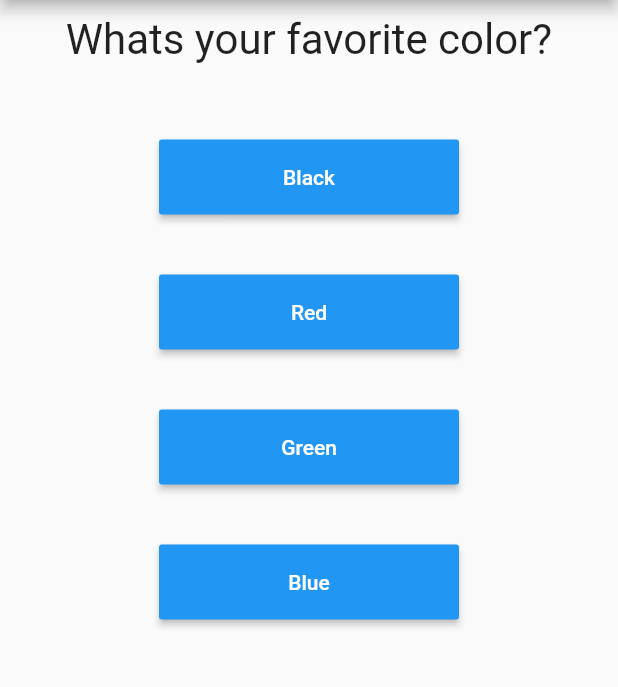
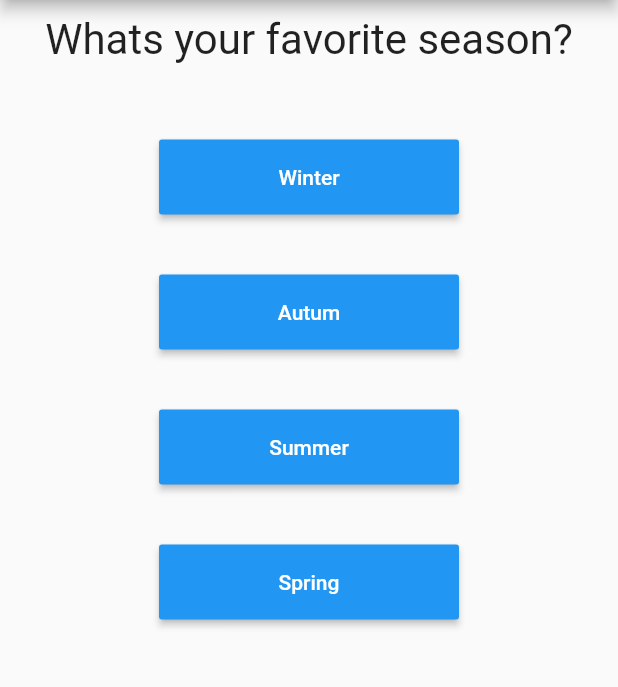
Before and after one commit to ClumsyPenguin/FlutterTutorial, a Flutter app: the screen it shows after launch, after a tap on "Black", after a tap on "Dog", after a tap on "Hunger Games", on a phone screen of 412 x 824 dp, the part 84-771 px from its top. Run offline on Flutter 3.47's test engine with Material 2 defaults, Android fonts, the phone set to English and light mode, and no system bars.

Commit message:
added some studd

```diff
--- a/tutorial/lib/main.dart
+++ b/tutorial/lib/main.dart
@@ -1,6 +1,7 @@
 import 'package:flutter/material.dart';
-import './question.dart';
-import './answer.dart';
+
+import './quiz.dart';
+import './result.dart';
 
 void main() {
   runApp(MyApp());
@@ -14,48 +15,49 @@ class MyApp extends StatefulWidget {
 class _MyAppState extends State<MyApp> {
   var _questionIndex = 0;
 
+  final _questions = const [
+    {
+      'questionText': 'What\s your favorite color?',
+      'answers': ['Black', 'Red', 'Green', 'Blue']
+    },
+    {
+      'questionText': 'What\s your favorite animal?',
+      'answers': ['Cat', 'Dog', 'Turtle', 'Elephant']
+    },
+    {
+      'questionText': 'What\s your favorite book?',
+      'answers': ['Nijntje', 'Harry Potter', 'Hunger Games', 'Clean Code']
+    },
+    {
+      'questionText': 'What\s your favorite season?',
+      'answers': ['Winter', 'Autum', 'Summer', 'Spring']
+    },
+  ];
+
   void _answerQuestions() {
     setState(() {
       _questionIndex++;
     });
-    if (_questionIndex >= 3) {
+    if (_questionIndex > _questions.length) {
       _questionIndex = 0;
     }
   }
 
   @override
   Widget build(BuildContext context) {
-    var questions = [
-      {
-        'questionText': 'What\s your favorite color?',
-        'answers': ['Black', 'Red', 'Green', 'Blue']
-      },
-      {
-        'questionText': 'What\s your favorite animal?',
-        'answers': ['Cat', 'Dog', 'Turtle', 'Elephant']
-      },
-      {
-        'questionText': 'What\s your favorite book?',
-        'answers': ['Nijntje', 'Harry Potter', 'Hunger Games', 'Clean Code']
-      },
-    ];
     return MaterialApp(
       title: 'Quiz app',
       home: Scaffold(
         appBar: AppBar(
           title: Text('Quiz app'),
         ),
-        body: Column(
-          children: [
-            Question(
-              questions[_questionIndex]['questionText'],
-            ),
-            ...?(questions[_questionIndex]['answers'] as List<String>)
-                .map((answer) {
-              return Answer(_answerQuestions, answer);
-            }).toList()
-          ],
-        ),
+        body: _questionIndex < _questions.length
+            ? Quiz(
+                answerQuestions: _answerQuestions,
+                questionIndex: _questionIndex,
+                questions: _questions,
+              )
+            : Result(_answerQuestions),
       ),
     );
   }
--- /dev/null
+++ b/tutorial/lib/quiz.dart
@@ -0,0 +1,28 @@
+import 'package:flutter/material.dart';
+import './answer.dart';
+import './question.dart';
+
+class Quiz extends StatelessWidget {
+  final List<Map<String, Object>> questions;
+  final int questionIndex;
+  final Function answerQuestions;
+
+  Quiz(
+      {@required this.answerQuestions,
+      @required this.questions,
+      @required this.questionIndex});
+
+  @override
+  Widget build(BuildContext context) {
+    return Column(
+      children: [
+        Question(
+          questions[questionIndex]['questionText'],
+        ),
+        ...?(questions[questionIndex]['answers'] as List<String>).map((answer) {
+          return Answer(answerQuestions, answer);
+        }).toList()
+      ],
+    );
+  }
+}
```
Also changed, not shown: tutorial/lib/result.dart (added, +29 -0 lines), 3 other files.
